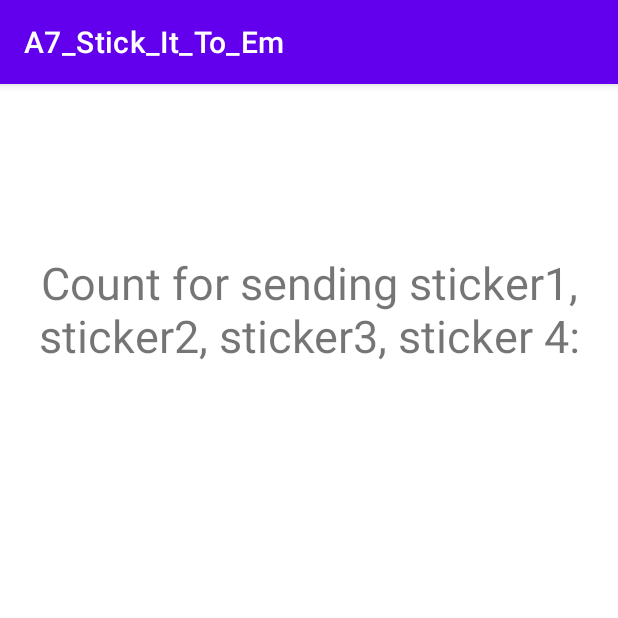
After one commit to bingqianyang1/A7-Stick-It-To-Em-, an Android app: the SendHistoryActivity screen opened directly, with no data from a screen before it, on a phone screen of 412 x 824 dp, the top half of it. The commit adds this screen. Run offline under Robolectric (Android 15) with nearby library versions, the phone set to English and light mode, and no system bars; our stand-ins replace Firebase (no records; nobody signed in at launch, a user with empty details on screens opened directly).

Commit message:
Sticker sent history is added

```diff
--- a/app/src/main/AndroidManifest.xml
+++ b/app/src/main/AndroidManifest.xml
@@ -10,17 +10,18 @@
         android:supportsRtl="true"
         android:theme="@style/Theme.A7_Stick_It_To_Em">
         <activity
+            android:name=".SendHistoryActivity"
+            android:exported="false" />
+        <activity
             android:name=".SendStickerActivity"
-            android:exported="false" />
-<!--        <activity-->
-<!--            android:name=".SendStickerActivity"-->
-<!--            android:exported="true">-->
-<!--            <intent-filter>-->
-<!--                <action android:name="android.intent.action.MAIN" />-->
-
-<!--                <category android:name="android.intent.category.LAUNCHER" />-->
-<!--            </intent-filter>-->
-<!--        </activity>-->
+            android:exported="false" /> <!-- <activity -->
+        <!-- android:name=".SendStickerActivity" -->
+        <!-- android:exported="true"> -->
+        <!-- <intent-filter> -->
+        <!-- <action android:name="android.intent.action.MAIN" /> -->
+        <!-- <category android:name="android.intent.category.LAUNCHER" /> -->
+        <!-- </intent-filter> -->
+        <!-- </activity> -->
         <activity
             android:name=".MainActivity"
             android:exported="false" />
--- a/app/src/main/java/edu/neu/madcourse/a7_stick_it_to_em/MainActivity.java
+++ b/app/src/main/java/edu/neu/madcourse/a7_stick_it_to_em/MainActivity.java
@@ -31,5 +31,16 @@ public class MainActivity extends AppCompatActivity {
                 startActivity(intent);
             }
         });
+
+
+        sendHistory.setOnClickListener(new View.OnClickListener() {
+            @Override
+            public void onClick(View view) {
+                Intent i = new Intent(MainActivity.this, SendHistoryActivity.class);
+                i.putExtra("username", user_name);
+                startActivity(i);
+            }
+        });
+
     }
 }
--- /dev/null
+++ b/app/src/main/java/edu/neu/madcourse/a7_stick_it_to_em/SendHistoryActivity.java
@@ -0,0 +1,51 @@
+package edu.neu.madcourse.a7_stick_it_to_em;
+
+import androidx.annotation.NonNull;
+import androidx.appcompat.app.AppCompatActivity;
+
+import android.os.Bundle;
+import android.widget.TextView;
+
+import com.google.firebase.database.DataSnapshot;
+import com.google.firebase.database.DatabaseError;
+import com.google.firebase.database.DatabaseReference;
+import com.google.firebase.database.FirebaseDatabase;
+import com.google.firebase.database.ValueEventListener;
+
+public class SendHistoryActivity extends AppCompatActivity {
+
+
+    @Override
+    protected void onCreate(Bundle savedInstanceState) {
+
+        super.onCreate(savedInstanceState);
+        setContentView(R.layout.activity_send_history);
+
+        TextView sendingCount = findViewById(R.id.sendingCount);
+
+        String user_name = getIntent().getStringExtra("username");
+        DatabaseReference ref = FirebaseDatabase.getInstance().getReference().child("Users").child(user_name).child("sent");
+        ref.addValueEventListener(new ValueEventListener() {
+            @Override
+            public void onDataChange(@NonNull DataSnapshot snapshot) {
+                StringBuilder res = new StringBuilder();
+                for (DataSnapshot dataSnapshot : snapshot.getChildren()) {
+                    res.append(dataSnapshot.getValue().toString()).append("  ");
+                }
+                sendingCount.setText(res.toString());
+            }
+
+            @Override
+            public void onCancelled(@NonNull DatabaseError error) {
+            }
+        });
+
+
+    }
+
+
+
+
+
+
+}
--- /dev/null
+++ b/app/src/main/res/layout/activity_send_history.xml
@@ -0,0 +1,39 @@
+<?xml version="1.0" encoding="utf-8"?>
+<androidx.constraintlayout.widget.ConstraintLayout xmlns:android="http://schemas.android.com/apk/res/android"
+    xmlns:app="http://schemas.android.com/apk/res-auto"
+    xmlns:tools="http://schemas.android.com/tools"
+    android:layout_width="match_parent"
+    android:layout_height="match_parent"
+    tools:context=".SendHistoryActivity">
+
+
+    <TextView
+        android:id="@+id/sendingText"
+        android:layout_width="0dp"
+        android:layout_height="wrap_content"
+        android:layout_marginTop="112dp"
+        android:text="@string/count_for_sending_sticker1_sticker2_sticker3_sticker_4"
+        android:textAlignment="center"
+        android:textSize="30sp"
+        app:layout_constraintBottom_toTopOf="@+id/sendingCount"
+        app:layout_constraintEnd_toEndOf="parent"
+        app:layout_constraintHorizontal_bias="0.0"
+        app:layout_constraintLeft_toLeftOf="parent"
+        app:layout_constraintRight_toRightOf="parent"
+        app:layout_constraintStart_toStartOf="parent"
+        app:layout_constraintTop_toTopOf="parent" />
+
+    <TextView
+        android:id="@+id/sendingCount"
+        app:layout_constraintLeft_toLeftOf="parent"
+        app:layout_constraintRight_toRightOf="parent"
+        android:layout_height="wrap_content"
+        android:layout_width="0dp"
+        android:textAlignment="center"
+        android:textSize="48sp"
+        android:textStyle="bold"
+        app:layout_constraintEnd_toEndOf="parent"
+        app:layout_constraintHorizontal_bias="0.0"
+        app:layout_constraintStart_toStartOf="parent"
+        app:layout_constraintTop_toBottomOf="@+id/sendingText" />
+</androidx.constraintlayout.widget.ConstraintLayout>
--- a/app/src/main/res/values/strings.xml
+++ b/app/src/main/res/values/strings.xml
@@ -1,3 +1,5 @@
 <resources>
     <string name="app_name">A7_Stick_It_To_Em</string>
+    <string name="sending_history">Sending History</string>
+    <string name="count_for_sending_sticker1_sticker2_sticker3_sticker_4">Count for sending sticker1, sticker2, sticker3, sticker 4:</string>
 </resources>
```
